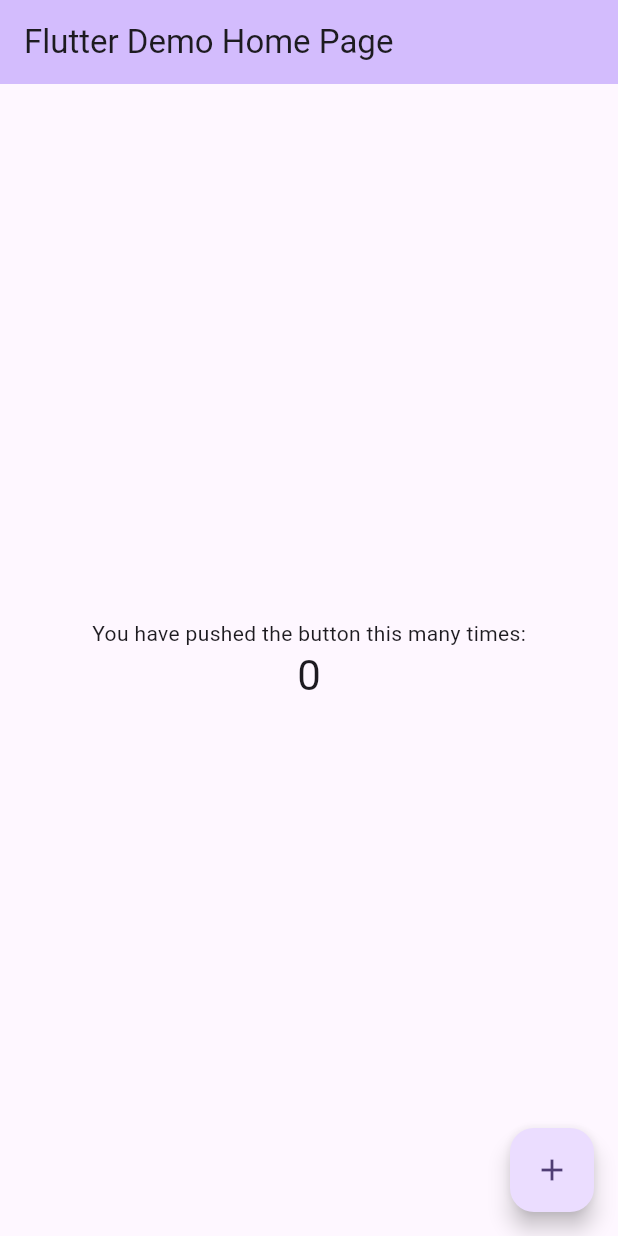
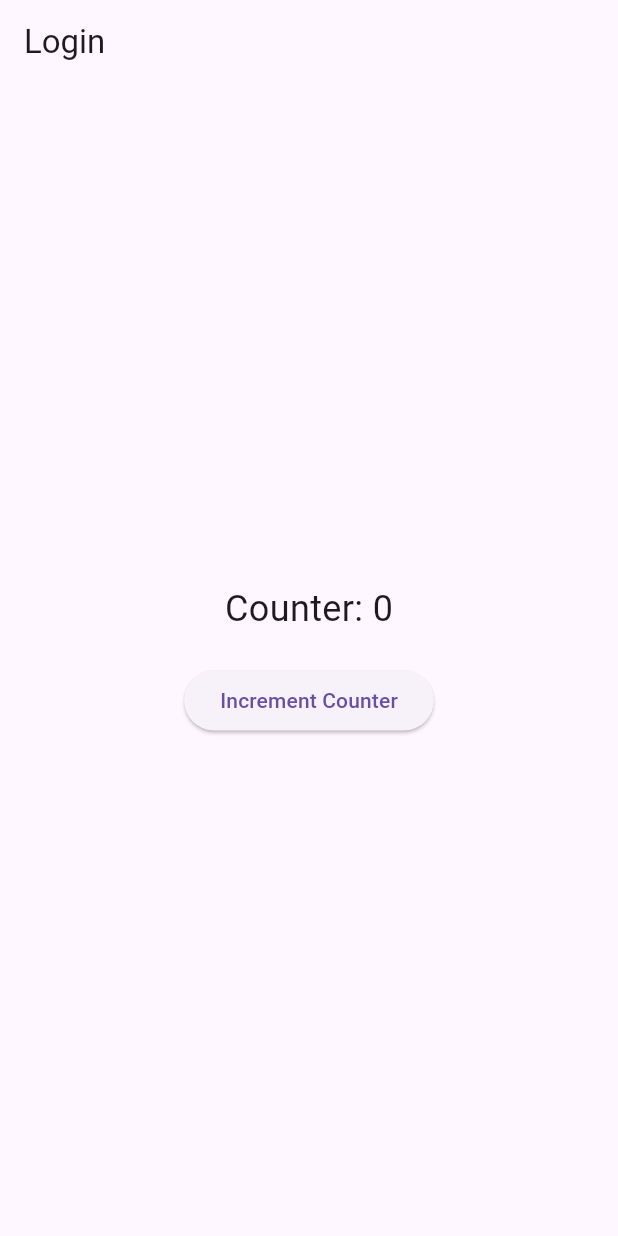
Before and after one commit to ChetandeepSingh/medora, a Flutter app: the screen it shows after launch, on a phone screen of 412 x 824 dp. Run offline on Flutter 3.47's test engine with Material 3 defaults, Android fonts, the phone set to English and light mode, and no system bars; our stand-ins replace flutter_riverpod.

Commit message:
Added riverpod and UI Screens

```diff
--- a/lib/main.dart
+++ b/lib/main.dart
@@ -1,122 +1,25 @@
 import 'package:flutter/material.dart';
+import 'package:flutter_riverpod/flutter_riverpod.dart';
+import 'screens/login_screen.dart';
+import 'screens/register_screen.dart';
 
 void main() {
-  runApp(const MyApp());
+  runApp(const ProviderScope(child: MedoraApp()));
 }
 
-class MyApp extends StatelessWidget {
-  const MyApp({super.key});
+class MedoraApp extends StatelessWidget {
+  const MedoraApp({super.key});
 
-  // This widget is the root of your application.
   @override
   Widget build(BuildContext context) {
     return MaterialApp(
-      title: 'Flutter Demo',
-      theme: ThemeData(
-        // This is the theme of your application.
-        //
-        // TRY THIS: Try running your application with "flutter run". You'll see
-        // the application has a purple toolbar. Then, without quitting the app,
-        // try changing the seedColor in the colorScheme below to Colors.green
-        // and then invoke "hot reload" (save your changes or press the "hot
-        // reload" button in a Flutter-supported IDE, or press "r" if you used
-        // the command line to start the app).
-        //
-        // Notice that the counter didn't reset back to zero; the application
-        // state is not lost during the reload. To reset the state, use hot
-        // restart instead.
-        //
-        // This works for code too, not just values: Most code changes can be
-        // tested with just a hot reload.
-        colorScheme: ColorScheme.fromSeed(seedColor: Colors.deepPurple),
-      ),
-      home: const MyHomePage(title: 'Flutter Demo Home Page'),
+      title: 'Medora',
+      theme: ThemeData(primarySwatch: Colors.blue),
+      initialRoute: "/login",
+      routes: {
+        "/login": (context) => const LoginScreen(),
+        "/register": (context) => const RegisterScreen(),
+      },
     );
   }
 }
-
-class MyHomePage extends StatefulWidget {
-  const MyHomePage({super.key, required this.title});
-
-  // This widget is the home page of your application. It is stateful, meaning
-  // that it has a State object (defined below) that contains fields that affect
-  // how it looks.
-
-  // This class is the configuration for the state. It holds the values (in this
-  // case the title) provided by the parent (in this case the App widget) and
-  // used by the build method of the State. Fields in a Widget subclass are
-  // always marked "final".
-
-  final String title;
-
-  @override
-  State<MyHomePage> createState() => _MyHomePageState();
-}
-
-class _MyHomePageState extends State<MyHomePage> {
-  int _counter = 0;
-
-  void _incrementCounter() {
-    setState(() {
-      // This call to setState tells the Flutter framework that something has
-      // changed in this State, which causes it to rerun the build method below
-      // so that the display can reflect the updated values. If we changed
-      // _counter without calling setState(), then the build method would not be
-      // called again, and so nothing would appear to happen.
-      _counter++;
-    });
-  }
-
-  @override
-  Widget build(BuildContext context) {
-    // This method is rerun every time setState is called, for instance as done
-    // by the _incrementCounter method above.
-    //
-    // The Flutter framework has been optimized to make rerunning build methods
-    // fast, so that you can just rebuild anything that needs updating rather
-    // than having to individually change instances of widgets.
-    return Scaffold(
-      appBar: AppBar(
-        // TRY THIS: Try changing the color here to a specific color (to
-        // Colors.amber, perhaps?) and trigger a hot reload to see the AppBar
-        // change color while the other colors stay the same.
-        backgroundColor: Theme.of(context).colorScheme.inversePrimary,
-        // Here we take the value from the MyHomePage object that was created by
-        // the App.build method, and use it to set our appbar title.
-        title: Text(widget.title),
-      ),
-      body: Center(
-        // Center is a layout widget. It takes a single child and positions it
-        // in the middle of the parent.
-        child: Column(
-          // Column is also a layout widget. It takes a list of children and
-          // arranges them vertically. By default, it sizes itself to fit its
-          // children horizontally, and tries to be as tall as its parent.
-          //
-          // Column has various properties to control how it sizes itself and
-          // how it positions its children. Here we use mainAxisAlignment to
-          // center the children vertically; the main axis here is the vertical
-          // axis because Columns are vertical (the cross axis would be
-          // horizontal).
-          //
-          // TRY THIS: Invoke "debug painting" (choose the "Toggle Debug Paint"
-          // action in the IDE, or press "p" in the console), to see the
-          // wireframe for each widget.
-          mainAxisAlignment: MainAxisAlignment.center,
-          children: <Widget>[
-            const Text('You have pushed the button this many times:'),
-            Text(
-              '$_counter',
-              style: Theme.of(context).textTheme.headlineMedium,
-            ),
-          ],
-        ),
-      ),
-      floatingActionButton: FloatingActionButton(
-        onPressed: _incrementCounter,
-        tooltip: 'Increment',
-        child: const Icon(Icons.add),
-      ), // This trailing comma makes auto-formatting nicer for build methods.
-    );
-  }
-}
--- /dev/null
+++ b/lib/providers/counter_provider.dart
@@ -0,0 +1,4 @@
+import 'package:flutter_riverpod/flutter_riverpod.dart';
+
+// A simple provider that manages an integer counter
+final counterProvider = StateProvider<int>((ref) => 0);
--- /dev/null
+++ b/lib/screens/login_screen.dart
@@ -0,0 +1,29 @@
+import 'package:flutter/material.dart';
+import 'package:flutter_riverpod/flutter_riverpod.dart';
+import '../providers/counter_provider.dart';
+
+class LoginScreen extends ConsumerWidget {
+  const LoginScreen({super.key});
+
+  @override
+  Widget build(BuildContext context, WidgetRef ref) {
+    final counter = ref.watch(counterProvider); // Get the counter value
+
+    return Scaffold(
+      appBar: AppBar(title: const Text("Login")),
+      body: Center(
+        child: Column(
+          mainAxisAlignment: MainAxisAlignment.center,
+          children: [
+            Text("Counter: $counter", style: const TextStyle(fontSize: 24)), // Display the counter value
+            const SizedBox(height: 20),
+            ElevatedButton(
+              onPressed: () => ref.read(counterProvider.notifier).state++, // Increment the counter
+              child: const Text("Increment Counter"),
+            ),
+          ],
+        ),
+      ),
+    );
+  }
+}
--- /dev/null
+++ b/lib/screens/register_screen.dart
@@ -0,0 +1,13 @@
+import 'package:flutter/material.dart';
+
+class RegisterScreen extends StatelessWidget {
+  const RegisterScreen({super.key});
+
+  @override
+  Widget build(BuildContext context) {
+    return Scaffold(
+      appBar: AppBar(title: const Text("Register")),
+      body: const Center(child: Text("Register Screen")),
+    );
+  }
+}
--- a/pubspec.yaml
+++ b/pubspec.yaml
@@ -34,6 +34,7 @@ dependencies:
   # The following adds the Cupertino Icons font to your application.
   # Use with the CupertinoIcons class for iOS style icons.
   cupertino_icons: ^1.0.8
+  flutter_riverpod: ^2.6.1
 
 dev_dependencies:
   flutter_test:
```
Also changed, not shown: pubspec.lock.
